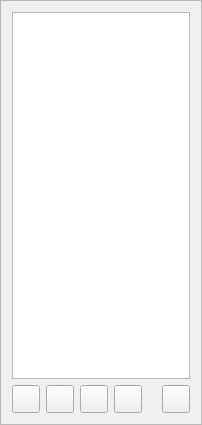
Qt form oom/widgets/routemapbase.ui (ccherrett/oom) before a commit.
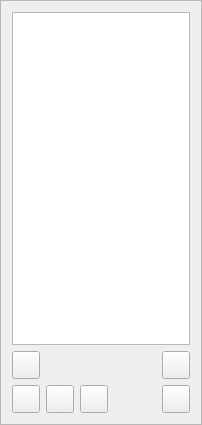
The same form after that commit.

What changed in the file:
```diff
--- a/oom/widgets/routemapbase.ui
+++ b/oom/widgets/routemapbase.ui
@@ -67,7 +67,10 @@
     </widget>
    </item>
    <item>
-    <layout class="QHBoxLayout" name="horizontalLayout">
+    <layout class="QHBoxLayout" name="horizontalLayout_2">
+     <property name="topMargin">
+      <number>0</number>
+     </property>
      <item>
       <widget class="QPushButton" name="btnLoad">
        <property name="minimumSize">
@@ -90,6 +93,48 @@
        </property>
       </widget>
      </item>
+     <item>
+      <spacer name="horizontalSpacer_2">
+       <property name="orientation">
+        <enum>Qt::Horizontal</enum>
+       </property>
+       <property name="sizeHint" stdset="0">
+        <size>
+         <width>40</width>
+         <height>20</height>
+        </size>
+       </property>
+      </spacer>
+     </item>
+     <item>
+      <widget class="QPushButton" name="btnLink">
+       <property name="minimumSize">
+        <size>
+         <width>28</width>
+         <height>28</height>
+        </size>
+       </property>
+       <property name="maximumSize">
+        <size>
+         <width>28</width>
+         <height>28</height>
+        </size>
+       </property>
+       <property name="toolTip">
+        <string>Set the currently selected Route Map as the default for the currently loaded song.</string>
+       </property>
+       <property name="text">
+        <string/>
+       </property>
+       <property name="shortcut">
+        <string>Ctrl+Shift+L</string>
+       </property>
+      </widget>
+     </item>
+    </layout>
+   </item>
+   <item>
+    <layout class="QHBoxLayout" name="horizontalLayout">
      <item>
       <widget class="QPushButton" name="btnEdit">
        <property name="minimumSize">
```
